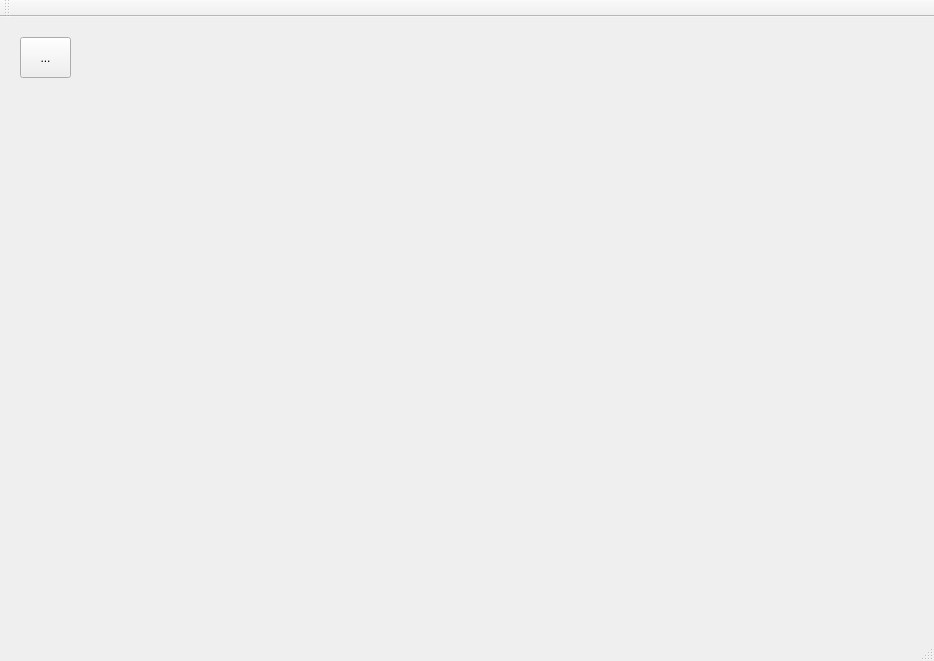
mygodisYHVH/DDSinQT, file DDSInQT/DDSInQT/DDSInQT.ui: the form before one commit.
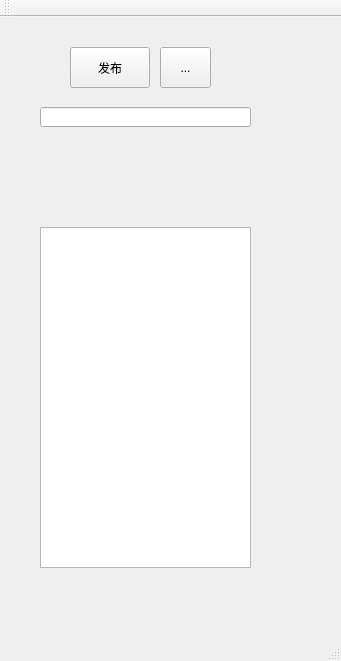
The form after the commit. Icons and pictures are not drawn.

Patch:
```diff
--- a/DDSInQT/DDSInQT/DDSInQT.ui
+++ b/DDSInQT/DDSInQT/DDSInQT.ui
@@ -6,7 +6,7 @@
    <rect>
     <x>0</x>
     <y>0</y>
-    <width>934</width>
+    <width>341</width>
     <height>661</height>
    </rect>
   </property>
@@ -17,8 +17,8 @@
    <widget class="QToolButton" name="toolButton">
     <property name="geometry">
      <rect>
-      <x>20</x>
-      <y>20</y>
+      <x>160</x>
+      <y>30</y>
       <width>51</width>
       <height>41</height>
      </rect>
@@ -31,6 +31,39 @@
       <normaloff>:/images/gear5.png</normaloff>:/images/gear5.png</iconset>
     </property>
    </widget>
+   <widget class="QTextEdit" name="testEdition">
+    <property name="geometry">
+     <rect>
+      <x>40</x>
+      <y>210</y>
+      <width>211</width>
+      <height>341</height>
+     </rect>
+    </property>
+   </widget>
+   <widget class="QPushButton" name="write">
+    <property name="geometry">
+     <rect>
+      <x>70</x>
+      <y>30</y>
+      <width>80</width>
+      <height>41</height>
+     </rect>
+    </property>
+    <property name="text">
+     <string>发布</string>
+    </property>
+   </widget>
+   <widget class="QLineEdit" name="textInput">
+    <property name="geometry">
+     <rect>
+      <x>40</x>
+      <y>90</y>
+      <width>211</width>
+      <height>20</height>
+     </rect>
+    </property>
+   </widget>
   </widget>
   <widget class="QMenuBar" name="menuBar">
    <property name="geometry">
```
Left out of the diff: 4 changed lines with no effect on the pictures.
